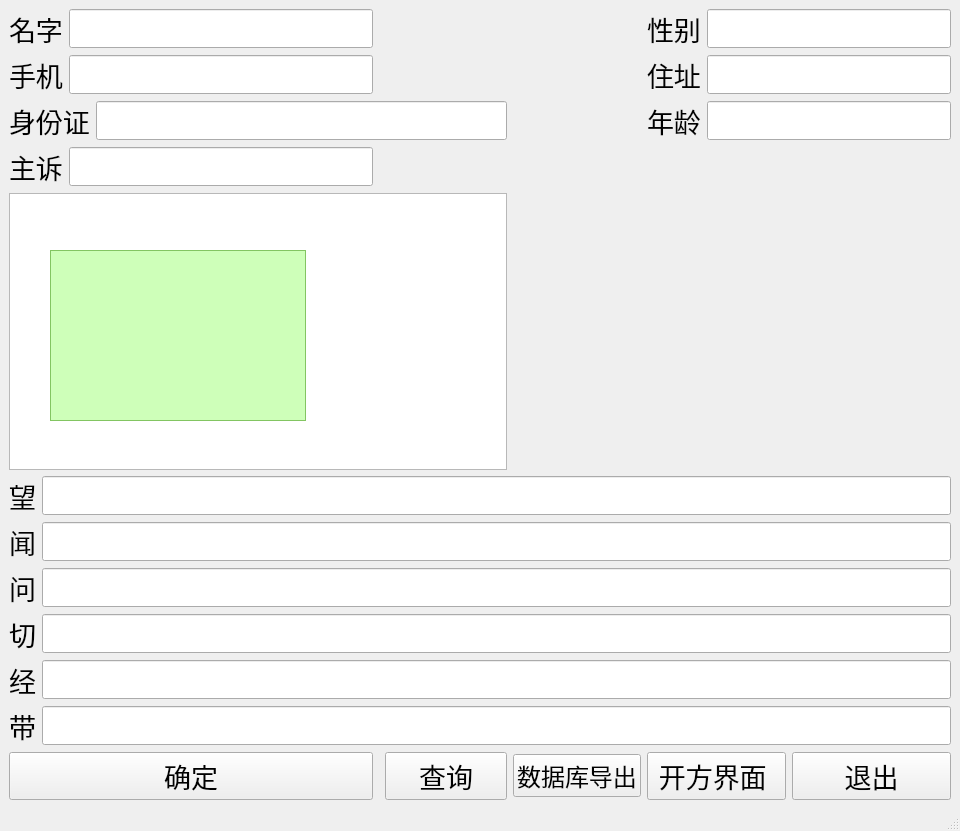
This is UI/information.ui in DefJia/TCM-Retrieval-System as Qt 5 draws it before an edit. The edited form follows.
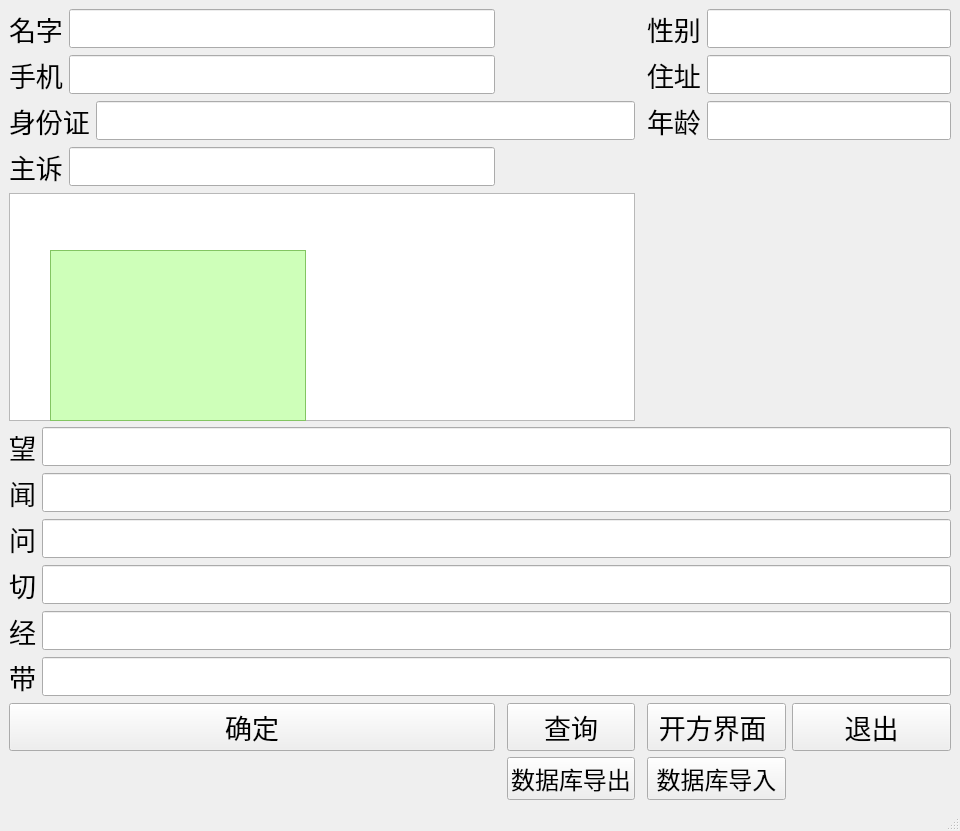
This is the edited form.

Commit message: 数据库导入 按钮

Patch:
```diff
--- a/UI/information.ui
+++ b/UI/information.ui
@@ -378,7 +378,7 @@
       </item>
      </layout>
     </item>
-    <item row="6" column="3">
+    <item row="7" column="2">
      <widget class="QPushButton" name="DBOutput">
       <property name="font">
        <font>
@@ -390,6 +390,18 @@
       </property>
      </widget>
     </item>
+    <item row="7" column="4">
+     <widget class="QPushButton" name="DBIutput">
+      <property name="font">
+       <font>
+        <pointsize>18</pointsize>
+       </font>
+      </property>
+      <property name="text">
+       <string>数据库导入</string>
+      </property>
+     </widget>
+    </item>
    </layout>
    <widget class="QTableWidget" name="option">
     <property name="geometry">
```
Left out of the diff: 187 changed lines with no effect on the pictures. The commit also changes 1 other file.
